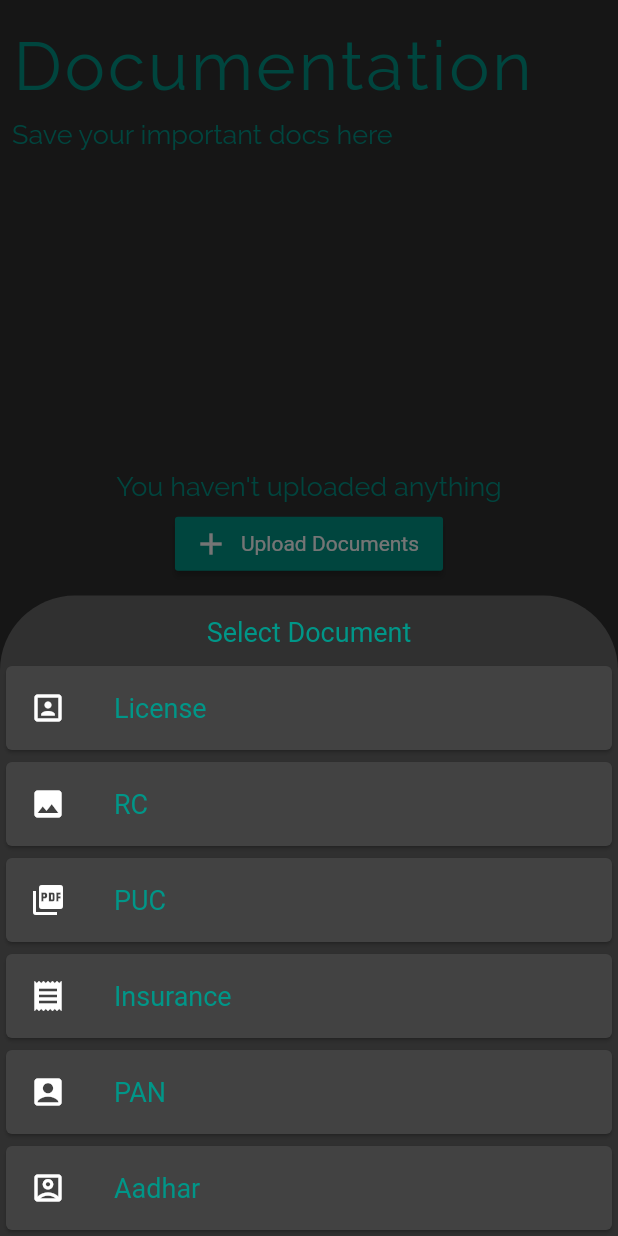
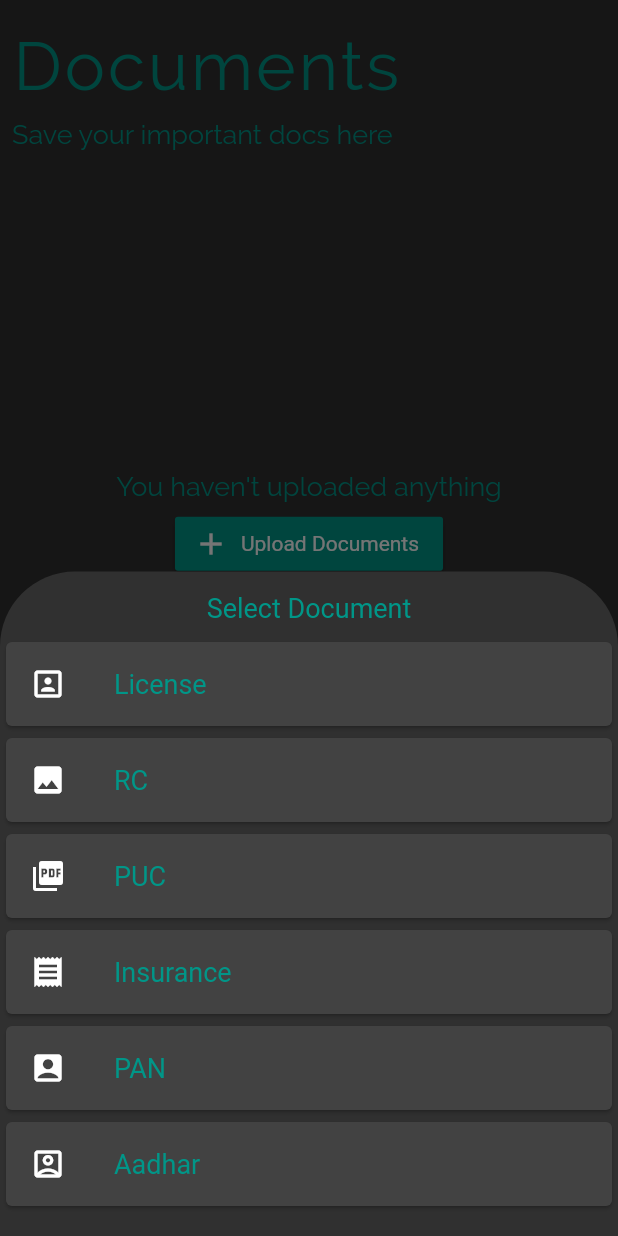
Before and after one commit to Lokhandwalah/bikerr, a Flutter app: the Documentation screen opened directly, after a tap on "Upload Documents", on a phone screen of 412 x 824 dp. Run offline on Flutter 3.47's test engine with Material 2 defaults, Android fonts, the phone set to English and light mode, and no system bars; our stand-ins replace cached_network_image, cloud_firestore, firebase_auth, firebase_core, firebase_storage, flip_card and 4 more; missing offline and left inert: firebase_image; accounts and stored records are empty.

Commit message:
bug fixes

```diff
--- a/lib/models/services.dart
+++ b/lib/models/services.dart
@@ -23,7 +23,7 @@ class Service {
         kms: 400,
         type: ServiceType.lubrication,
         name: 'Lubrication',
-        msg: 'Change Lubrication',
+        msg: 'Lubricate your chain',
         imageURL:
             'https://media.noria.com/sites/Uploads/2019/10/23/f0806cf6-f7e0-46e1-ac1b-5c66a6c0afec_lubrication-of-gears-image_extra_large.jpeg'),
     Service(
@@ -127,7 +127,8 @@ class Service {
     if (msgs.length == 1)
       finalMsg = msgs.first.toLowerCase();
     else
-      msgs.forEach((msg) => finalMsg += '\n ' + capitalize(msg));
+      msgs.forEach((msg) => finalMsg +=
+          '\n ' + msg.substring(0, 1).toUpperCase() + msg.substring(1));
     return finalMsg;
   }
 }
--- a/lib/screens/documentation/documentation_screen.dart
+++ b/lib/screens/documentation/documentation_screen.dart
@@ -34,7 +34,7 @@ class _DocumentationState extends State<Documentation> {
                 margin: const EdgeInsets.only(top: 10),
                 padding: const EdgeInsets.all(8),
                 child: Text(
-                  'Documentation',
+                  'Documents',
                   style: Theme.of(context).textTheme.headline3.copyWith(
                       color: primary, letterSpacing: 2, fontFamily: 'Raleway'),
                 ),
@@ -160,7 +160,7 @@ class _DocumentationState extends State<Documentation> {
         children: docs.keys.map((doc) {
           final document = Document(name: doc, url: docs[doc]);
           return Container(
-            margin: const EdgeInsets.only(top: 10),
+            margin: const EdgeInsets.symmetric(vertical: 5),
             child: Card(
               clipBehavior: Clip.antiAlias,
               child: Stack(
@@ -239,13 +239,24 @@ class DocumentSelectionSheet extends StatelessWidget {
               style: TextStyle(color: primary, fontSize: 18),
             ),
           ),
-          ...docs.keys.map(
-            (doc) => Card(
-              child: ListTile(
-                leading: Icon(docs[doc]),
-                title:
-                    Text(doc, style: TextStyle(color: primary, fontSize: 18)),
-                onTap: () => Navigator.of(context).pop(Document.getType(doc)),
+          Container(
+            height: 400,
+            child: SingleChildScrollView(
+              child: Column(
+                mainAxisSize: MainAxisSize.min,
+                children: docs.keys
+                    .map(
+                      (doc) => Card(
+                        child: ListTile(
+                          leading: Icon(docs[doc]),
+                          title: Text(doc,
+                              style: TextStyle(color: primary, fontSize: 18)),
+                          onTap: () =>
+                              Navigator.of(context).pop(Document.getType(doc)),
+                        ),
+                      ),
+                    )
+                    .toList(),
               ),
             ),
           )
--- a/lib/screens/performance/performance_screen.dart
+++ b/lib/screens/performance/performance_screen.dart
@@ -57,7 +57,7 @@ class _PerformanceState extends State<Performance> {
               Padding(
                 padding: const EdgeInsets.all(10.0),
                 child: Text(
-                  'So How much is your CC ?',
+                  "So your bikes's CC ?",
                   style: TextStyle(
                       fontFamily: 'Raleway',
                       letterSpacing: 1,
```
